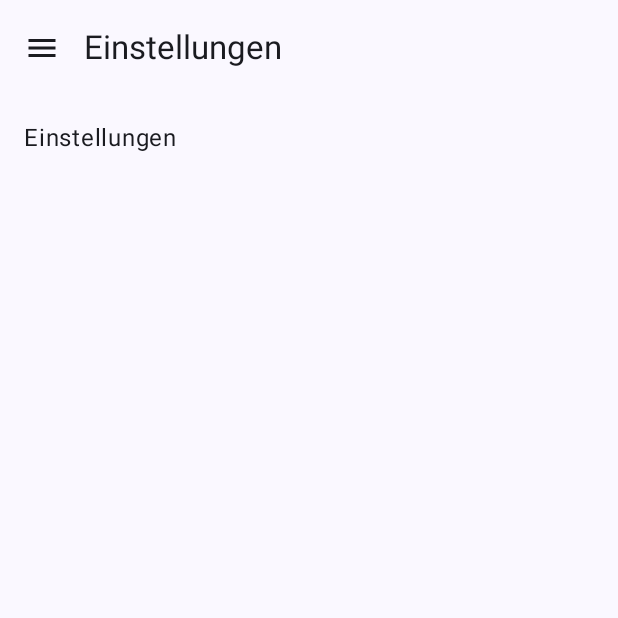
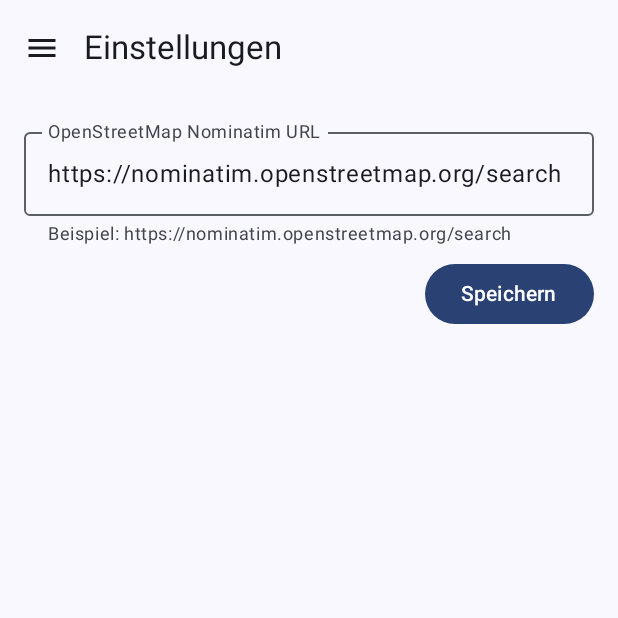
Before and after one commit to MTRNord/NordicCalendar, an Android app built with Jetpack Compose: the SettingsView screen opened through its navigation route, on a phone screen of 412 x 824 dp, the top half of it. Run offline under Robolectric (Android 15) with nearby library versions, the phone set to English and light mode, and no system bars; our stand-ins replace Dagger/Hilt's generated code.

Commit message:
Prevent leaking urls to nominatim and allow custom nominatim servers

```diff
--- a/app/src/main/java/space/midnightthoughts/nordiccalendar/MainActivity.kt
+++ b/app/src/main/java/space/midnightthoughts/nordiccalendar/MainActivity.kt
@@ -58,6 +58,7 @@ import space.midnightthoughts.nordiccalendar.onboarding.OnBoardItem
 import space.midnightthoughts.nordiccalendar.onboarding.onBoardingData
 import space.midnightthoughts.nordiccalendar.screens.CalendarScreen
 import space.midnightthoughts.nordiccalendar.screens.EventDetailsView
+import space.midnightthoughts.nordiccalendar.screens.SettingsView
 import space.midnightthoughts.nordiccalendar.ui.theme.NordicCalendarTheme
 import space.midnightthoughts.nordiccalendar.util.OnboardingPrefs
 import space.midnightthoughts.nordiccalendar.viewmodels.CalendarViewModel
@@ -267,28 +268,6 @@ fun CalendarView(
     }
 }
 
-
-@Composable
-fun SettingsView(navController: NavHostController) {
-    AppScaffold(
-        title = stringResource(R.string.settings),
-        selectedDestination = "settings",
-        navController = navController,
-
-        ) { innerPadding ->
-        Column(
-            modifier = innerPadding
-                .fillMaxSize()
-        ) {
-            Text(
-                stringResource(R.string.settings),
-                modifier = Modifier.padding(16.dp)
-            )
-            // Weitere Einstellungen hier
-        }
-    }
-}
-
 @Composable
 fun AboutView(navController: NavHostController) {
 
--- /dev/null
+++ b/app/src/main/java/space/midnightthoughts/nordiccalendar/screens/SettingsView.kt
@@ -0,0 +1,81 @@
+package space.midnightthoughts.nordiccalendar.screens
+
+import android.util.Patterns
+import androidx.compose.foundation.layout.Arrangement
+import androidx.compose.foundation.layout.Column
+import androidx.compose.foundation.layout.fillMaxSize
+import androidx.compose.foundation.layout.fillMaxWidth
+import androidx.compose.foundation.layout.padding
+import androidx.compose.foundation.text.KeyboardOptions
+import androidx.compose.material3.Button
+import androidx.compose.material3.OutlinedTextField
+import androidx.compose.material3.Text
+import androidx.compose.runtime.Composable
+import androidx.compose.runtime.MutableState
+import androidx.compose.runtime.collectAsState
+import androidx.compose.runtime.mutableStateOf
+import androidx.compose.runtime.remember
+import androidx.compose.ui.Alignment
+import androidx.compose.ui.Modifier
+import androidx.compose.ui.res.stringResource
+import androidx.compose.ui.text.input.ImeAction
+import androidx.compose.ui.text.input.KeyboardCapitalization
+import androidx.compose.ui.text.input.KeyboardType
+import androidx.compose.ui.unit.dp
+import androidx.hilt.navigation.compose.hiltViewModel
+import androidx.navigation.NavHostController
+import space.midnightthoughts.nordiccalendar.R
+import space.midnightthoughts.nordiccalendar.components.AppScaffold
+import space.midnightthoughts.nordiccalendar.viewmodels.SettingsViewModel
+
+@Composable
+fun SettingsView(navController: NavHostController) {
+    val viewModel: SettingsViewModel = hiltViewModel()
+    val nominatimUrl = remember(viewModel) {
+        viewModel.nominatimUrl
+    }.collectAsState()
+    val textFieldValue: MutableState<String> = remember { mutableStateOf(nominatimUrl.value) }
+
+    val isValidUrl = remember(textFieldValue) {
+        Patterns.WEB_URL.matcher(textFieldValue.value).matches()
+    }
+    AppScaffold(
+        title = stringResource(R.string.settings),
+        selectedDestination = "settings",
+        navController = navController,
+
+        ) { innerPadding ->
+        Column(
+            modifier = innerPadding
+                .padding(16.dp)
+                .fillMaxSize(),
+            horizontalAlignment = Alignment.Start,
+            verticalArrangement = Arrangement.spacedBy(8.dp)
+        ) {
+            OutlinedTextField(
+                value = textFieldValue.value,
+                onValueChange = { value: String ->
+                    textFieldValue.value = value
+                },
+                label = { Text(stringResource(R.string.nominatim_url_label)) },
+                singleLine = true,
+                supportingText = { Text(stringResource(R.string.nominatim_url_hint)) },
+                keyboardOptions = KeyboardOptions(
+                    capitalization = KeyboardCapitalization.None,
+                    autoCorrectEnabled = false,
+                    keyboardType = KeyboardType.Uri,
+                    imeAction = ImeAction.Done
+                ),
+                isError = !isValidUrl && textFieldValue.value.isNotBlank(),
+                modifier = Modifier.fillMaxWidth()
+            )
+            Button(
+                onClick = { viewModel.setNominatimUrl(textFieldValue.value) },
+                enabled = textFieldValue.value.isNotBlank() && textFieldValue != nominatimUrl && isValidUrl,
+                modifier = Modifier.align(Alignment.End)
+            ) {
+                Text(stringResource(R.string.save))
+            }
+        }
+    }
+}
--- a/app/src/main/java/space/midnightthoughts/nordiccalendar/viewmodels/EventDetailsViewModel.kt
+++ b/app/src/main/java/space/midnightthoughts/nordiccalendar/viewmodels/EventDetailsViewModel.kt
@@ -97,7 +97,9 @@ class EventDetailsViewModel @Inject constructor(
     fun resolveLocation(address: String, locale: String = "de") {
         viewModelScope.launch {
             try {
-                val url = "https://nominatim.openstreetmap.org/search"
+                val prefs = context.getSharedPreferences("settings", Context.MODE_PRIVATE)
+                val url =
+                    prefs.getString("nominatim_url", "https://nominatim.openstreetmap.org/search")!!
                 val response: List<NominatimResult> = ktorClient.get(url) {
                     url {
                         parameters.append("q", address)
--- /dev/null
+++ b/app/src/main/java/space/midnightthoughts/nordiccalendar/viewmodels/SettingsViewModel.kt
@@ -0,0 +1,29 @@
+package space.midnightthoughts.nordiccalendar.viewmodels
+
+import android.content.Context
+import androidx.lifecycle.ViewModel
+import dagger.hilt.android.lifecycle.HiltViewModel
+import dagger.hilt.android.qualifiers.ApplicationContext
+import kotlinx.coroutines.flow.MutableStateFlow
+import kotlinx.coroutines.flow.StateFlow
+import kotlinx.coroutines.flow.asStateFlow
+import javax.inject.Inject
+
+@HiltViewModel
+class SettingsViewModel @Inject constructor(
+    @param:ApplicationContext private val context: Context
+) : ViewModel() {
+    private val prefs = context.getSharedPreferences("settings", Context.MODE_PRIVATE)
+    private val _nominatimUrl = MutableStateFlow(
+        prefs.getString(
+            "nominatim_url",
+            "https://nominatim.openstreetmap.org/search"
+        )!!
+    )
+    val nominatimUrl: StateFlow<String> = _nominatimUrl.asStateFlow()
+
+    fun setNominatimUrl(url: String) {
+        prefs.edit().putString("nominatim_url", url).apply()
+        _nominatimUrl.value = url
+    }
+}
--- a/app/src/main/java/space/midnightthoughts/nordiccalendar/viewmodels/SidebarDrawerViewModel.kt
+++ b/app/src/main/java/space/midnightthoughts/nordiccalendar/viewmodels/SidebarDrawerViewModel.kt
@@ -14,7 +14,7 @@ import javax.inject.Inject
 
 @HiltViewModel
 class SidebarDrawerViewModel @Inject constructor(
-    @ApplicationContext private val context: Context,
+    @param:ApplicationContext private val context: Context,
     private val repository: CalendarRepository
 ) : ViewModel() {
     val calendars = repository.calendarsFlow.stateIn(
--- a/app/src/main/res/values/strings.xml
+++ b/app/src/main/res/values/strings.xml
@@ -38,4 +38,7 @@
     <string name="event_not_found">Event nicht gefunden oder wird geladen…</string>
     <string name="event_time_range">Von %1$s bis %2$s</string>
     <string name="event_date_range">%1$s bis %2$s</string>
+    <string name="nominatim_url_hint">Beispiel: https://nominatim.openstreetmap.org/search</string>
+    <string name="nominatim_url_label">OpenStreetMap Nominatim URL</string>
+    <string name="save">Speichern</string>
 </resources>
--- a/gradle.properties
+++ b/gradle.properties
@@ -6,7 +6,7 @@
 # http://www.gradle.org/docs/current/userguide/build_environment.html
 # Specifies the JVM arguments used for the daemon process.
 # The setting is particularly useful for tweaking memory settings.
-org.gradle.jvmargs=-Xmx6g -Dfile.encoding=UTF-8 -XX:MaxMetaspaceSize=1g
+org.gradle.jvmargs=-Xmx6g -Dfile.encoding=UTF-8 -XX:MaxMetaspaceSize=1g -XX:+UseParallelGC -XX:+HeapDumpOnOutOfMemoryError
 # When configured, Gradle will run in incubating parallel mode.
 # This option should only be used with decoupled projects. For more details, visit
 # https://developer.android.com/r/tools/gradle-multi-project-decoupled-projects
```
Also changed, not shown: app/src/main/java/space/midnightthoughts/nordiccalendar/screens/EventDetailsView.kt (+8 -22 lines), 1 other file.
